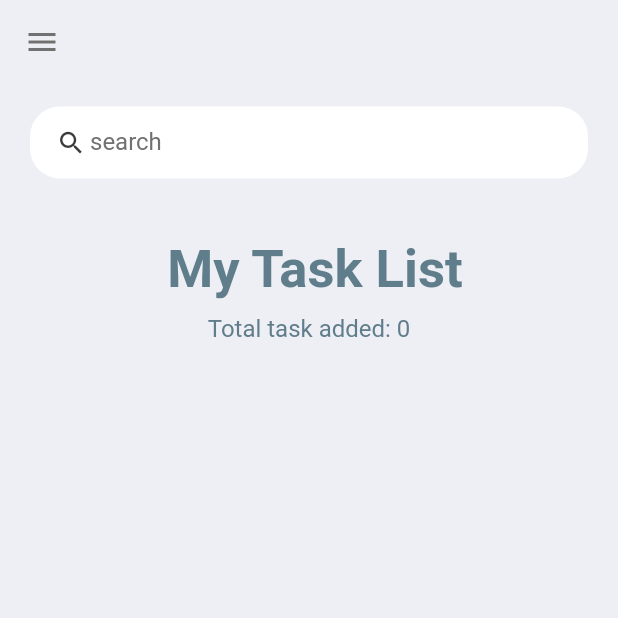
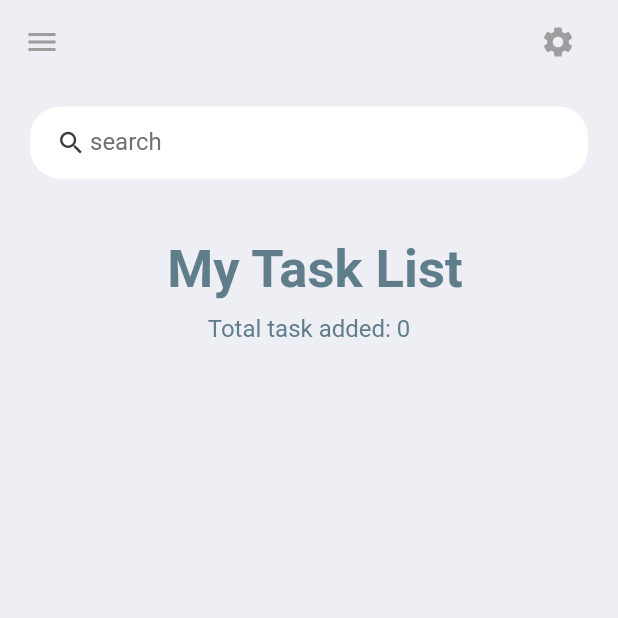
Before and after one commit to khandakerahsunhabib/todo-app-wtd, a Flutter app: the screen it shows after launch, on a phone screen of 412 x 824 dp, the top half of it. Run offline on Flutter 3.47's test engine with Material 2 defaults, Android fonts, the phone set to English and light mode, and no system bars; our stand-ins replace get, hive, hive_flutter; accounts and stored records are empty; Roboto replaces fonts that are missing (MYRIADPRO).

Commit message:
Gradient color added, drawer item added and settings icon added

```diff
--- a/lib/screens/home.dart
+++ b/lib/screens/home.dart
@@ -18,7 +18,7 @@ class _HomeState extends State<Home> {
   final HomeController _controller = Get.put(HomeController());
   bool _canPop = false;
   final appName = 'What To Do';
-  final description = 'A todo app to make your task simple';
+  final version = 'App Version: 1.0.0';
   ToDo? todo;
 
   @override
@@ -68,17 +68,10 @@ class _HomeState extends State<Home> {
       },
       child: Scaffold(
         backgroundColor: tdBGColor,
-        appBar: AppBar(
-          backgroundColor: tdBGColor,
-          foregroundColor: tdGrey,
-          elevation: 0,
-        ),
-        drawer: myDrawer(appName, description, context),
-        body: Stack(
-          children: [
-            Container(
-                padding:
-                    const EdgeInsets.symmetric(horizontal: 20, vertical: 15),
+        appBar: appBar(),
+        drawer: myDrawer(appName, version, context),
+        body: Container(
+            padding: const EdgeInsets.symmetric(horizontal: 20, vertical: 15),
             child: Column(
               crossAxisAlignment: CrossAxisAlignment.start,
               children: [
@@ -89,8 +82,6 @@ class _HomeState extends State<Home> {
                 addTaskField(_controller)
               ],
             )),
-          ],
-        ),
       ),
     );
   }
--- a/lib/screens/splash_screen.dart
+++ b/lib/screens/splash_screen.dart
@@ -1,6 +1,5 @@
 import 'package:flutter/material.dart';
 import 'package:get/get.dart';
-import 'package:wtd/constants/colors.dart';
 import 'package:wtd/screens/home_controller.dart';
 
 class SplashScreen extends StatefulWidget {
@@ -22,8 +21,12 @@ class _SplashScreenState extends State<SplashScreen> {
   @override
   Widget build(BuildContext context) {
     return Scaffold(
-      backgroundColor: tdBGColor,
       body: Container(
+          decoration: BoxDecoration(
+              gradient: LinearGradient(
+                  begin: Alignment.topLeft,
+                  end: Alignment.topRight,
+                  colors: [Colors.blue.shade200, Colors.grey.shade300])),
           margin: const EdgeInsets.only(top: 50),
           child: Column(
             mainAxisAlignment: MainAxisAlignment.spaceAround,
@@ -76,8 +79,8 @@ class _SplashScreenState extends State<SplashScreen> {
               'Simple ToDo App',
               style: TextStyle(
                   fontSize: 16,
-                  fontWeight: FontWeight.bold,
-                  color: Colors.grey),
+                  color: Colors.black26,
+                  fontWeight: FontWeight.bold),
             ),
           ),
         ),
@@ -85,7 +88,9 @@ class _SplashScreenState extends State<SplashScreen> {
           child: Text(
             'To Make Your Task Simple',
             style: TextStyle(
-                fontSize: 16, fontWeight: FontWeight.bold, color: Colors.grey),
+                fontSize: 16,
+                color: Colors.black26,
+                fontWeight: FontWeight.bold),
           ),
         ),
       ],
--- a/lib/widgets/app_widgets.dart
+++ b/lib/widgets/app_widgets.dart
@@ -5,20 +5,24 @@ import 'package:wtd/constants/colors.dart';
 import 'package:wtd/model/todo.dart';
 import 'package:wtd/screens/home_controller.dart';
 
-Drawer myDrawer(String appName, String description, BuildContext context) {
+Drawer myDrawer(String appName, String version, BuildContext context) {
   return Drawer(
     backgroundColor: drawerBgColor,
     child: ListView(
       children: [
         DrawerHeader(
-          decoration: BoxDecoration(color: Colors.blue.shade100),
+          decoration: BoxDecoration(
+              gradient: LinearGradient(
+                  begin: Alignment.topLeft,
+                  end: Alignment.topRight,
+                  colors: [Colors.blue.shade200, Colors.grey.shade300])),
           child: Column(
             mainAxisAlignment: MainAxisAlignment.center,
             crossAxisAlignment: CrossAxisAlignment.center,
             children: [
               Container(
                 width: 80,
-                height: 80,
+                height: 75,
                 decoration: const BoxDecoration(
                     //color: Colors.blue,
                     image: DecorationImage(
@@ -32,7 +36,7 @@ Drawer myDrawer(String appName, String description, BuildContext context) {
               Padding(
                 padding: const EdgeInsets.only(top: 5),
                 child: Text(
-                  description,
+                  version,
                   style: Theme.of(context).textTheme.labelMedium,
                 ),
               )
@@ -41,7 +45,7 @@ Drawer myDrawer(String appName, String description, BuildContext context) {
         ),
         const ListTile(
           leading: Icon(Icons.person_2_outlined),
-          title: Text('About Developer'),
+          title: Text('About Us'),
         ),
         const Divider(
           height: 1,
@@ -49,6 +53,20 @@ Drawer myDrawer(String appName, String description, BuildContext context) {
         const ListTile(
           leading: Icon(Icons.star_border_outlined),
           title: Text('Rate Us'),
+        ),
+        const Divider(
+          height: 1,
+        ),
+        const ListTile(
+          leading: Icon(Icons.privacy_tip_outlined),
+          title: Text('Privacy Policy'),
+        ),
+        const Divider(
+          height: 1,
+        ),
+        const ListTile(
+          leading: Icon(Icons.share_sharp),
+          title: Text('Share App'),
         ),
         const Divider(
           height: 1,
@@ -199,7 +217,7 @@ Widget headingWidget() {
 Widget totalTaskCount() {
   final HomeController controller = Get.put(HomeController());
   return Container(
-    margin: const EdgeInsets.only(bottom: 5),
+    margin: const EdgeInsets.only(bottom: 10),
     height: 40,
     width: double.infinity,
     alignment: Alignment.center,
@@ -252,7 +270,7 @@ Widget todoList(Function setState) {
                       });
                     },
                     contentPadding:
-                        const EdgeInsets.symmetric(horizontal: 20, vertical: 2),
+                        const EdgeInsets.symmetric(horizontal: 20, vertical: 0),
                     tileColor: Colors.white,
                     leading: controller.todoList[index].isDone!
                         ? const Icon(
@@ -266,7 +284,7 @@ Widget todoList(Function setState) {
                     trailing: Container(
                       padding: const EdgeInsets.all(0),
                       margin: const EdgeInsets.symmetric(
-                        vertical: 11,
+                        vertical: 10,
                       ),
                       width: 38,
                       height: 40,
@@ -298,3 +316,18 @@ Widget todoList(Function setState) {
             ),
           )));
 }
+
+AppBar appBar() {
+  return AppBar(
+    backgroundColor: tdBGColor,
+    foregroundColor: Colors.grey,
+    elevation: 0,
+    title: Row(
+      mainAxisAlignment: MainAxisAlignment.end,
+      crossAxisAlignment: CrossAxisAlignment.center,
+      children: [
+        IconButton(onPressed: () {}, icon: const Icon(Icons.settings))
+      ],
+    ),
+  );
+}
--- a/pubspec.yaml
+++ b/pubspec.yaml
@@ -3,7 +3,7 @@ description: What to do (WTD) is a todo app to save your daily task
 
 publish_to: 'none'
 
-version: 1.0.0+1
+version: 1.0.0
 
 environment:
   sdk: '>=2.18.0-362.0.dev <3.0.0'
```
Also changed, not shown: pubspec.lock. Lines whose indentation alone changed are shown as unchanged.
